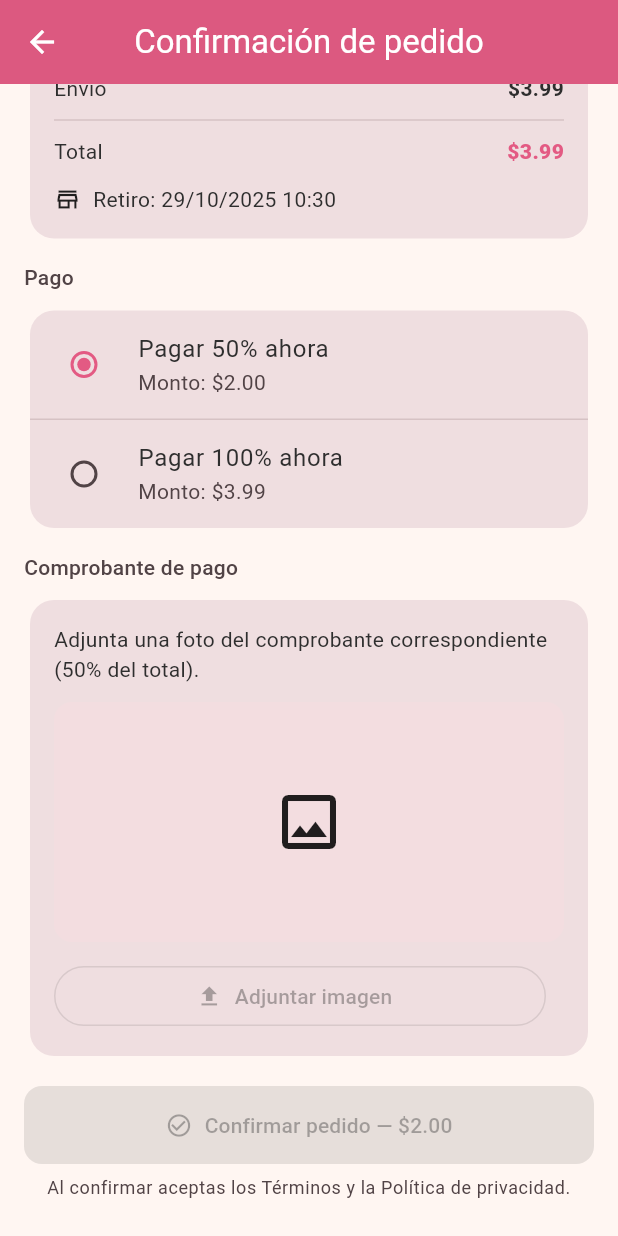
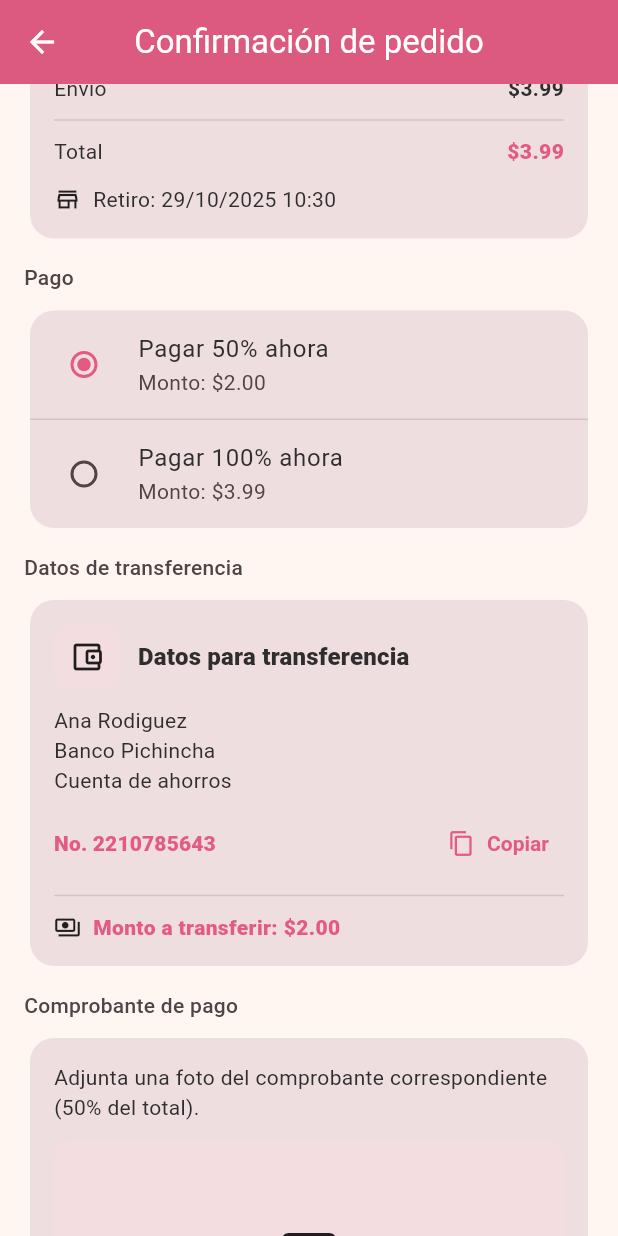
Before and after one commit to PaulaOramas/delirioApp, a Flutter app: the OrderConfirmationScreen screen opened directly, scrolled down 531 dp, on a phone screen of 412 x 824 dp. Run offline on Flutter 3.47's test engine with Material 3 defaults, Android fonts, the phone set to English and light mode, and no system bars; our stand-ins replace flutter_dotenv, image_picker, shared_preferences; missing offline and left inert: jwt_decode; accounts and stored records are empty; network calls fail.

Commit message:
cambios con numero de cuenta, mejor disposición de imágenes y editar perfil, tambien cambio de nombre de la app

```diff
--- a/lib/screens/edit_profile_screen.dart
+++ b/lib/screens/edit_profile_screen.dart
@@ -351,11 +351,18 @@ class _EditProfileMockScreenState extends State<EditProfileMockScreen> {
     return Scaffold(
 appBar: AppBar(
   leading: IconButton(
+    tooltip: 'Volver',
+    onPressed: () => Navigator.of(context).maybePop(),
+    icon: const Icon(Icons.arrow_back),
+  ),
+  title: Text(_isEditing ? 'Datos (edición)' : 'Datos'),
+  actions: [
+    IconButton(
       tooltip: _isEditing ? 'Cancelar edición' : 'Editar',
       onPressed: _toggleEditing,
-          icon: Icon(_isEditing ? Icons.close : Icons.edit),
+      icon: Icon(_isEditing ? Icons.close : Icons.edit), // lápiz arriba derecha
     ),
-        title: Text(_isEditing ? 'Datos (edición)' : 'Datos'),
+  ],
 ),
       body: _loading
           ? const Center(child: CircularProgressIndicator())
--- a/lib/screens/order_confirmation_screen.dart
+++ b/lib/screens/order_confirmation_screen.dart
@@ -484,6 +484,13 @@ class _OrderConfirmationScreenState extends State<OrderConfirmationScreen> {
               ),
               const SizedBox(height: 12),
 
+              // ===== NUEVO: Datos de transferencia =====
+              const _SectionTitle('Datos de transferencia'),
+              const SizedBox(height: 8),
+              _AccountInfoCard(monto: _montoAPagar),
+              const SizedBox(height: 12),
+
+
               // Comprobante
               const _SectionTitle('Comprobante de pago'),
               const SizedBox(height: 8),
@@ -669,14 +676,13 @@ class _ItemTile extends StatelessWidget {
         child: Padding(
           padding: const EdgeInsets.all(12),
           child: Row(
+            crossAxisAlignment: CrossAxisAlignment.center,
             children: [
               ClipRRect(
                 borderRadius: BorderRadius.circular(12),
                 child: SizedBox(
                   width: 72,
                   height: 72,
-                  child: AspectRatio(
-                    aspectRatio: 1,
                   child: (img.isEmpty)
                       ? Container(
                           color: theme.colorScheme.surfaceVariant,
@@ -692,8 +698,7 @@ class _ItemTile extends StatelessWidget {
                         ),
                 ),
               ),
-              ),
-              const SizedBox(height: 12),
+              const SizedBox(width: 12), // ← antes estaba height: 12
               Expanded(
                 child: Column(
                   crossAxisAlignment: CrossAxisAlignment.start,
@@ -710,6 +715,8 @@ class _ItemTile extends StatelessWidget {
                       style: theme.textTheme.bodySmall?.copyWith(
                         color: theme.colorScheme.onSurfaceVariant,
                       ),
+                      maxLines: 1,
+                      overflow: TextOverflow.ellipsis,
                     ),
                     const SizedBox(height: 6),
                     Text(
@@ -726,6 +733,7 @@ class _ItemTile extends StatelessWidget {
     );
   }
 }
+
 
 class _EmptyItems extends StatelessWidget {
   const _EmptyItems();
@@ -750,3 +758,104 @@ class _EmptyItems extends StatelessWidget {
     );
   }
 }
+
+class _AccountInfoCard extends StatelessWidget {
+  final double monto;
+  const _AccountInfoCard({required this.monto});
+
+  static const _titular = 'Ana Rodiguez';
+  static const _banco   = 'Banco Pichincha';
+  static const _tipo    = 'Cuenta de ahorros';
+  static const _numero  = '2210785643';
+
+  Future<void> _copyAccount(BuildContext context) async {
+    await Clipboard.setData(const ClipboardData(text: _numero));
+    ScaffoldMessenger.of(context).hideCurrentSnackBar();
+    ScaffoldMessenger.of(context).showSnackBar(
+      const SnackBar(content: Text('Número de cuenta copiado')),
+    );
+  }
+
+  @override
+  Widget build(BuildContext context) {
+    final theme = Theme.of(context);
+    final cs = theme.colorScheme;
+
+    return Card(
+      elevation: 0,
+      color: cs.surfaceContainerHighest,
+      shape: RoundedRectangleBorder(borderRadius: BorderRadius.circular(16)),
+      child: Padding(
+        padding: const EdgeInsets.all(16),
+        child: Column(
+          crossAxisAlignment: CrossAxisAlignment.start,
+          children: [
+            Row(
+              children: [
+                Container(
+                  width: 44,
+                  height: 44,
+                  decoration: BoxDecoration(
+                    color: cs.surfaceVariant,
+                    borderRadius: BorderRadius.circular(12),
+                  ),
+                  child: const Icon(Icons.account_balance_wallet_outlined),
+                ),
+                const SizedBox(width: 12),
+                Expanded(
+                  child: Text(
+                    'Datos para transferencia',
+                    style: theme.textTheme.titleMedium?.copyWith(fontWeight: FontWeight.w800),
+                  ),
+                ),
+              ],
+            ),
+            const SizedBox(height: 10),
+            Text(_titular, style: theme.textTheme.bodyMedium),
+            Text(_banco,   style: theme.textTheme.bodyMedium),
+            Text(_tipo,    style: theme.textTheme.bodyMedium),
+            const SizedBox(height: 8),
+            Row(
+              children: [
+                Expanded(
+                  child: SelectableText(
+                    'No. $_numero',
+                    style: theme.textTheme.titleSmall?.copyWith(
+                      fontWeight: FontWeight.w800,
+                      color: kFucsia,
+                    ),
+                  ),
+                ),
+                TextButton.icon(
+                  onPressed: () => _copyAccount(context),
+                  icon: const Icon(Icons.copy, size: 18),
+                  label: const Text('Copiar'),
+                  style: TextButton.styleFrom(
+                    foregroundColor: kFucsia,
+                    padding: const EdgeInsets.symmetric(horizontal: 10, vertical: 8),
+                  ),
+                ),
+              ],
+            ),
+            const Divider(height: 22),
+            Row(
+              children: [
+                const Icon(Icons.payments_outlined, size: 18),
+                const SizedBox(width: 8),
+                Expanded(
+                  child: Text(
+                    'Monto a transferir: \$${monto.toStringAsFixed(2)}',
+                    style: theme.textTheme.bodyMedium?.copyWith(
+                      fontWeight: FontWeight.w800,
+                      color: kFucsia,
+                    ),
+                  ),
+                ),
+              ],
+            ),
+          ],
+        ),
+      ),
+    );
+  }
+}
```
Also changed, not shown: pubspec.lock, 1 other file. Lines whose indentation alone changed are shown as unchanged.
